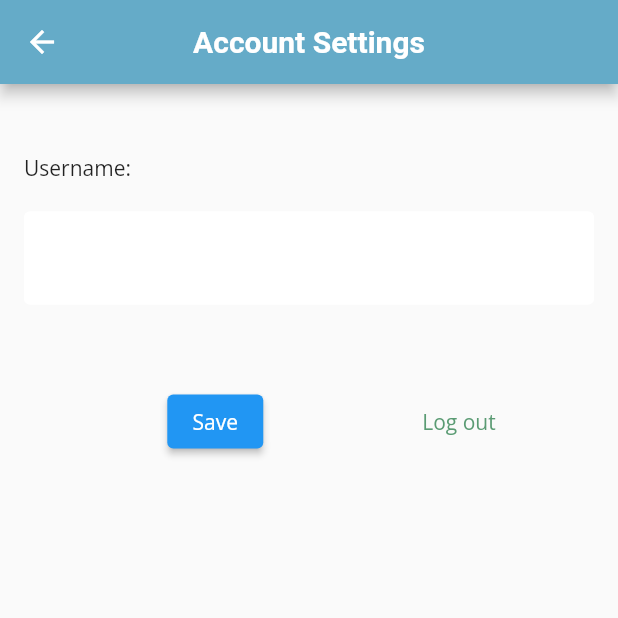
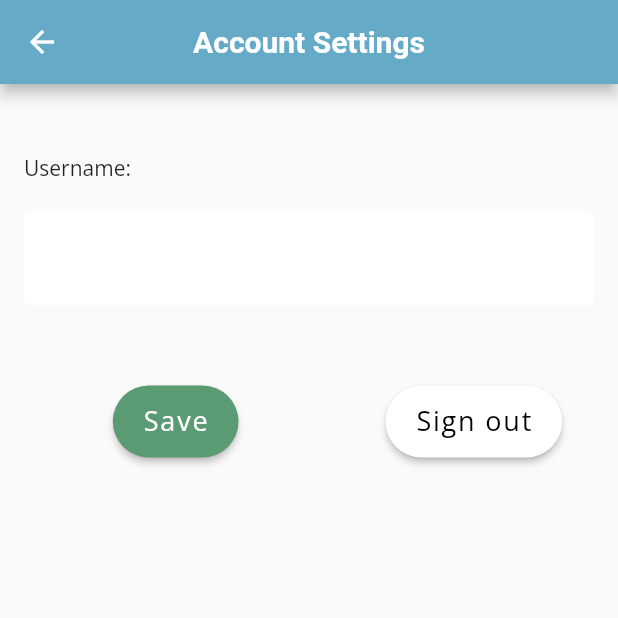
Before and after one commit to ajm-glitch/project_ecocial_v1, a Flutter app: the AccountSettings screen opened by its route, on a phone screen of 412 x 824 dp, the top half of it. Run offline on Flutter 3.47's test engine with Material 2 defaults, Android fonts, the phone set to English and light mode, and no system bars; our stand-ins replace firebase_auth, firebase_core, firebase_database, firebase_storage, font_awesome_flutter, google_sign_in and 3 more; missing offline and left inert: dart:ffi; accounts and stored records are empty.

Commit message:
changed account settings buttons

```diff
--- a/lib/screens/account_settings_screen.dart
+++ b/lib/screens/account_settings_screen.dart
@@ -71,7 +71,28 @@ class _AccountSettingsState extends State<AccountSettings> {
                 children: [
                   Padding(
                     padding: EdgeInsets.fromLTRB(38.0, 14.0, 38.0, 14.0),
-                    child: ElevatedButton(
+                    // child: ElevatedButton(
+                    //   onPressed: () async {
+                    //     String username = usernameController.text;
+                    //     bool result1 = userDb.pushUsernameToDb(username);
+                    //     bool result2 = await userDb
+                    //         .updateUsernameInPreviousPostsDb(username);
+                    //     if (result1 == true && result2 == true) {
+                    //       Toast.show("Saved!", duration: Toast.lengthShort);
+                    //     } else {
+                    //       print("error updating username");
+                    //     }
+                    //   },
+                    //   child: Text(
+                    //     'Save',
+                    //     style: TextStyle(
+                    //       color: Colors.white,
+                    //     ),
+                    //   ),
+                    // ),
+                    child: Container(
+                      child: FloatingActionButton.extended(
+                        heroTag: "saveButton",
                         onPressed: () async {
                           String username = usernameController.text;
                               bool result1 = userDb.pushUsernameToDb(username);
@@ -83,42 +104,24 @@ class _AccountSettingsState extends State<AccountSettings> {
                                 print("error updating username");
                               }
                         },
-                      child: Text(
-                        'Save',
+                        elevation: 2.0,
+                        label: Text(
+                          "Save",
                           style: TextStyle(
-                          color: Colors.white,
+                            fontSize: 18,
                           ),
                         ),
-                      // color: Color.fromRGBO(90, 155, 115, 1),
-                      // shape: RoundedRectangleBorder(
-                      //   borderRadius: BorderRadius.circular(50),
-                      // ),
+                        backgroundColor: Color.fromRGBO(90, 155, 115, 1),
+                        foregroundColor: Colors.white,
+                      ),
                     ),
                   ),
                   SizedBox(
                     width: 60,
                   ),
-                  // TextButton(
-                  //   onPressed: () async {
-                  //     final provider = Provider.of<GoogleSignInProvider>(
-                  //         context,
-                  //         listen: false);
-                  //          try {
-                  //       await provider.logOut();
-                  //       Navigator.pop(context);
-                  //     } catch(e) {
-                  //       print('logging out error: ' + e.toString());
-                  //     }
-                  //
-                  //   },
-                  //   child: Text(
-                  //     'Log out',
-                  //     style: TextStyle(
-                  //       color: Color.fromRGBO(90, 155, 115, 1),
-                  //     ),
-                  //   ),
-                  // ),
-                  TextButton(
+                  Container(
+                    child: FloatingActionButton.extended(
+                      heroTag: "logOutButton",
                       onPressed: () async {
                         final provider = Provider.of<GoogleSignInProvider>(
                             context,
@@ -130,22 +133,45 @@ class _AccountSettingsState extends State<AccountSettings> {
                           print('logging out error: ' + e.toString());
                         }
                       },
-                    child: Text(
-                      'Log out',
+                      elevation: 2.0,
+                      label: Text(
+                        "Sign out",
                         style: TextStyle(
-                        color: Color.fromRGBO(90, 155, 115, 1),
+                          fontSize: 18,
                         ),
                       ),
-                    // height: 50,
-                    // minWidth: 100,
-                    // shape: RoundedRectangleBorder(
-                    //     side: BorderSide(
-                    //         color: Color.fromRGBO(90, 155, 115, 1),
-                    //         width: 2.0,
-                    //         style: BorderStyle.solid),
-                    //     borderRadius: BorderRadius.circular(50)
+                      backgroundColor: Colors.white,
+                      foregroundColor: Colors.black,
+                    ),
+                  ),
+                  // TextButton(
+                  //   onPressed: () async {
+                  //     final provider = Provider.of<GoogleSignInProvider>(
+                  //         context,
+                  //         listen: false);
+                  //     try {
+                  //       await provider.logOut();
+                  //       Navigator.pop(context);
+                  //     } catch (e) {
+                  //       print('logging out error: ' + e.toString());
+                  //     }
+                  //   },
+                  //   child: Text(
+                  //     'Log out',
+                  //     style: TextStyle(
+                  //       color: Color.fromRGBO(90, 155, 115, 1),
+                  //     ),
+                  //   ),
+                  //   // height: 50,
+                  //   // minWidth: 100,
+                  //   // shape: RoundedRectangleBorder(
+                  //   //     side: BorderSide(
+                  //   //         color: Color.fromRGBO(90, 155, 115, 1),
+                  //   //         width: 2.0,
+                  //   //         style: BorderStyle.solid),
+                  //   //     borderRadius: BorderRadius.circular(50)
+                  //   // ),
                   // ),
-                  ),
                 ],
               )
             ],
```
Lines whose indentation alone changed are shown as unchanged.
